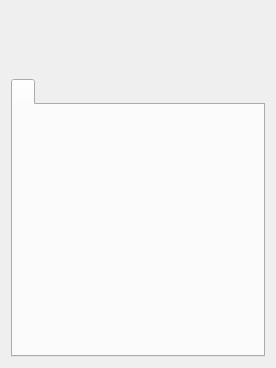
The window that src/qt/ui/user_panels.ui (maidsafe-archive/MaidSafe-Encrypt) describes before a commit, drawn with Qt 5.
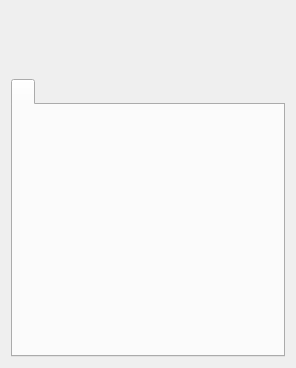
The same window after the commit. Icons and pictures are not drawn.

Commit message: File Browser - Open With for Windows Implemented

```diff
--- a/src/qt/ui/user_panels.ui
+++ b/src/qt/ui/user_panels.ui
@@ -6,7 +6,7 @@
    <rect>
     <x>0</x>
     <y>0</y>
-    <width>276</width>
+    <width>296</width>
     <height>368</height>
    </rect>
   </property>
@@ -52,17 +52,17 @@
         <enum>QLayout::SetNoConstraint</enum>
        </property>
        <item>
-        <widget class="QLabel" name="label_2">
-         <property name="text">
-          <string/>
+        <spacer name="horizontalSpacer">
+         <property name="orientation">
+          <enum>Qt::Horizontal</enum>
          </property>
-         <property name="pixmap">
-          <pixmap resource="../resources/resources.qrc">:/icons/64/globe</pixmap>
+         <property name="sizeHint" stdset="0">
+          <size>
+           <width>40</width>
+           <height>20</height>
+          </size>
          </property>
-         <property name="alignment">
-          <set>Qt::AlignLeading|Qt::AlignLeft|Qt::AlignVCenter</set>
-         </property>
-        </widget>
+        </spacer>
        </item>
        <item>
         <layout class="QGridLayout" name="gridLayout">
```
Left out of the diff: 1 changed line with no effect on the pictures. The commit also changes 2 other files.
